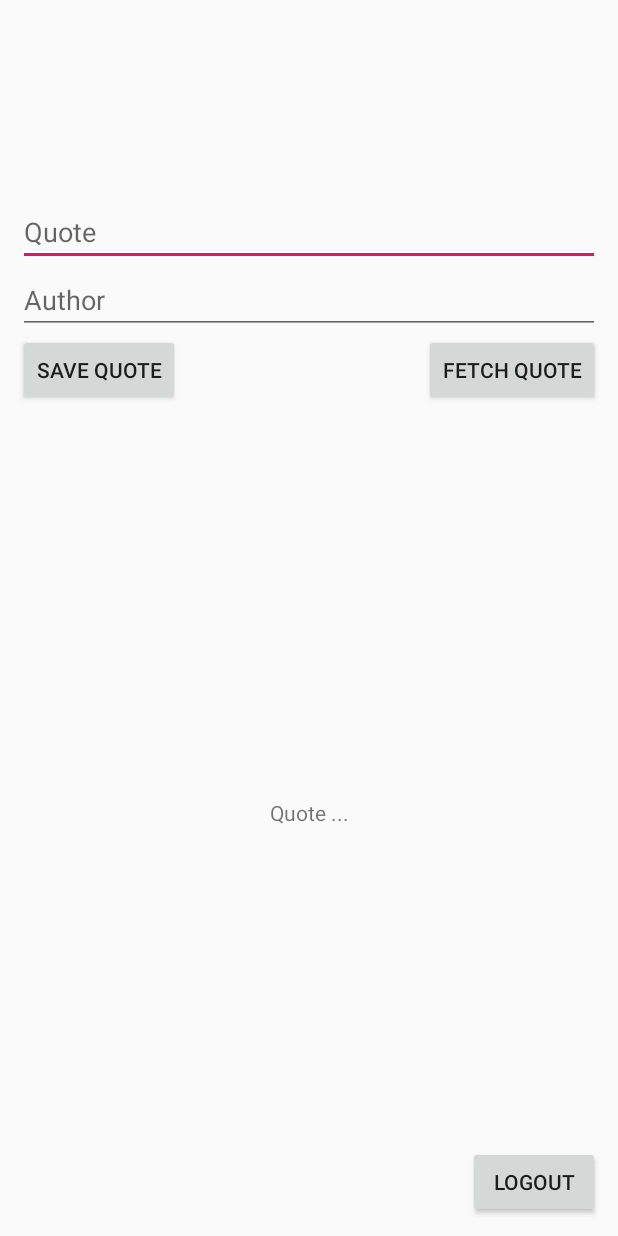
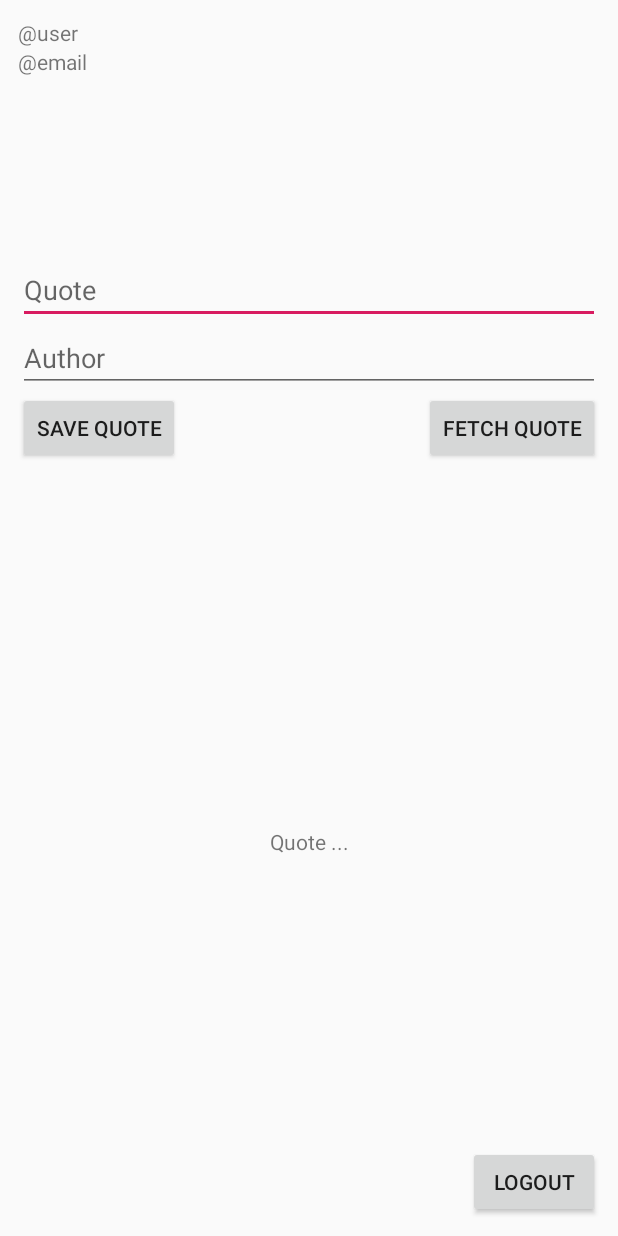
Before and after one commit to doctarhyf/Quotes, an Android app: the layout activity_main.xml on its own in the app's theme, with its tools: preview values and no code run, on a phone screen of 412 x 824 dp. Run offline under Robolectric (Android 15) with nearby library versions, the phone set to English and light mode, and no system bars.

```diff
--- a/app/build.gradle
+++ b/app/build.gradle
@@ -33,7 +33,7 @@ dependencies {
     implementation "androidx.multidex:multidex:$multidex_version"
     implementation 'com.google.firebase:firebase-auth:19.3.0'
     implementation 'com.google.android.gms:play-services-auth:18.0.0'
-    implementation 'com.github.bumptech.glide:glide:3.8.0'
+    implementation 'com.github.bumptech.glide:glide:4.11.0'
     implementation 'com.google.android.material:material:1.1.0'
 
 }
--- a/app/src/main/res/layout/activity_main.xml
+++ b/app/src/main/res/layout/activity_main.xml
@@ -8,9 +8,33 @@
     tools:context=".MainActivity">
 
 
+    <LinearLayout
+        android:orientation="vertical"
+        android:id="@+id/llInfo"
+        app:layout_constraintTop_toTopOf="parent"
+        app:layout_constraintLeft_toLeftOf="parent"
+        app:layout_constraintRight_toRightOf="parent"
+
+        android:layout_width="match_parent"
+        android:layout_height="wrap_content">
+
+        <TextView
+            android:id="@+id/tvUsername"
+            android:text="\@user"
+            android:layout_width="match_parent"
+            android:layout_height="wrap_content"/>
+
+        <TextView
+            android:id="@+id/tvEmail"
+            android:text="\@email"
+            android:layout_width="match_parent"
+            android:layout_height="wrap_content"/>
+
+    </LinearLayout>
+
     <ImageView
         android:scaleType="fitCenter"
-        app:layout_constraintTop_toTopOf="parent"
+        app:layout_constraintTop_toBottomOf="@id/llInfo"
         app:layout_constraintLeft_toLeftOf="parent"
         app:layout_constraintRight_toRightOf="parent"
         android:id="@+id/iv"
```
Also changed, not shown: app/src/main/java/com/doctarhyf/quotes/MainActivity.java (+25 -0 lines).
